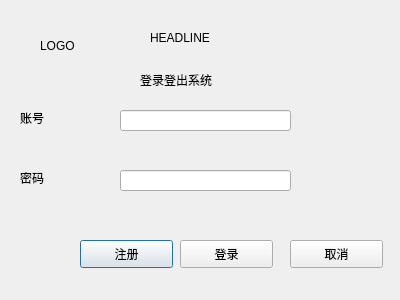
GhostofAdam/LibraryManagement, file qt try/ui_outline/logindialog.ui: the form before one commit.
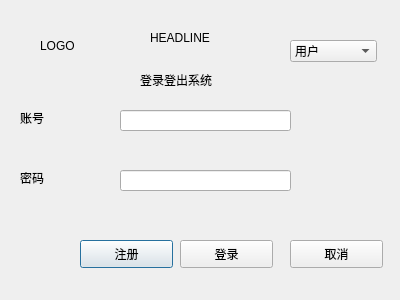
The form after the commit.

What changed in the file:
```diff
--- a/qt try/ui_outline/logindialog.ui
+++ b/qt try/ui_outline/logindialog.ui
@@ -140,6 +140,26 @@
     <string>取消</string>
    </property>
   </widget>
+  <widget class="QComboBox" name="Type">
+   <property name="geometry">
+    <rect>
+     <x>290</x>
+     <y>40</y>
+     <width>87</width>
+     <height>22</height>
+    </rect>
+   </property>
+   <item>
+    <property name="text">
+     <string>用户</string>
+    </property>
+   </item>
+   <item>
+    <property name="text">
+     <string>管理员</string>
+    </property>
+   </item>
+  </widget>
  </widget>
  <resources/>
  <connections/>
```
